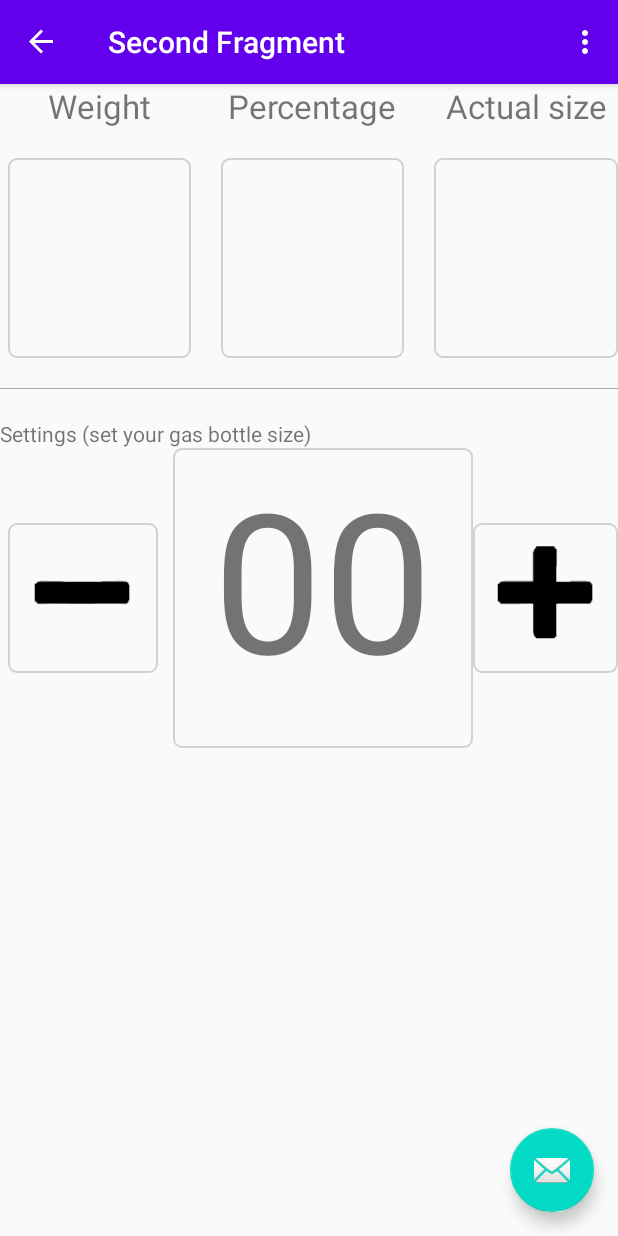
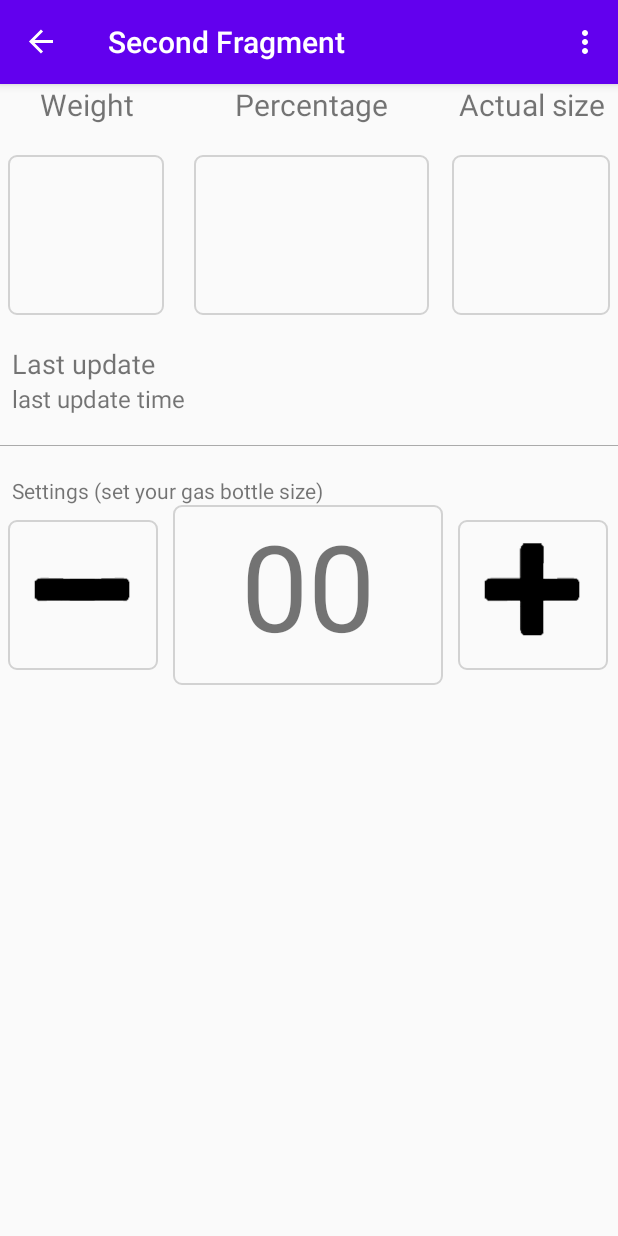
Before and after one commit to o1gres/BilanciaAndroid, an Android app: the screen it shows after launch (MainActivity), after a tap on "Cover Scale Image", on a phone screen of 412 x 824 dp. Run offline under Robolectric (Android 15) with nearby library versions, the light colour scheme and no system bars; our stand-ins replace navigation-ui; libraries missing offline, so code that uses them is left out: info.mqtt.android, org.eclipse.paho; 1 other tap on this screen came first.

Commit message:
Fix data last update - Add firebase

```diff
--- a/app/src/main/java/com/weight/scale/MainActivity.java
+++ b/app/src/main/java/com/weight/scale/MainActivity.java
@@ -41,14 +41,6 @@ public class MainActivity extends AppCompatActivity {
         appBarConfiguration = new AppBarConfiguration.Builder(navController.getGraph()).build();
         NavigationUI.setupActionBarWithNavController(this, navController, appBarConfiguration);
 
-        binding.fab.setOnClickListener(new View.OnClickListener() {
-            @Override
-            public void onClick(View view) {
-                Snackbar.make(view, "Replace with your own action", Snackbar.LENGTH_LONG)
-                        .setAction("Action", null).show();
-            }
-        });
-
 
     }
 
--- a/app/src/main/java/com/weight/scale/SecondFragment.java
+++ b/app/src/main/java/com/weight/scale/SecondFragment.java
@@ -25,6 +25,8 @@ import com.weight.scale.utils.Utils;
 
 import info.mqtt.android.service.Ack;
 import info.mqtt.android.service.MqttAndroidClient;
+
+import org.apache.commons.lang3.time.DateUtils;
 import org.eclipse.paho.client.mqttv3.IMqttActionListener;
 import org.eclipse.paho.client.mqttv3.IMqttDeliveryToken;
 import org.eclipse.paho.client.mqttv3.IMqttToken;
@@ -33,6 +35,8 @@ import org.eclipse.paho.client.mqttv3.MqttConnectOptions;
 import org.eclipse.paho.client.mqttv3.MqttMessage;
 
 import java.nio.charset.StandardCharsets;
+import java.text.SimpleDateFormat;
+import java.util.Date;
 
 public class SecondFragment extends Fragment {
 
@@ -50,9 +54,12 @@ public class SecondFragment extends Fragment {
     TextView percentageSize;
     TextView setSize;
     TextView gasSize;
+    TextView updateTime;
 
     ImageView minus;
     ImageView plus;
+
+    SimpleDateFormat sdf = new SimpleDateFormat("dd/MM/yyyy--HH:mm:ss");
 
 
     @Override
@@ -105,6 +112,7 @@ public class SecondFragment extends Fragment {
         percentageSize  = (TextView) view.findViewById(R.id.PercentageSize);
         setSize         = (TextView) view.findViewById(R.id.SetSize);
         gasSize         = (TextView) view.findViewById(R.id.readGasSize);
+        updateTime      = (TextView) view.findViewById(R.id.lastUpdateRow);
         minus           = (ImageView) view.findViewById(R.id.minus);
         plus            = (ImageView) view.findViewById(R.id.plus);
 
@@ -201,10 +209,14 @@ public class SecondFragment extends Fragment {
             public void messageArrived(String topic, MqttMessage message) {
                 try {
                     String arrivedMessage = message.toString();
-                    Log.i("BBB", "received message: " + arrivedMessage);
+                    Log.i("MQTT", "received message: " + arrivedMessage);
                     gasData = gson.fromJson(arrivedMessage.trim(), GasData.class);
                     weightSize.setText(gasData.getWeight().toString());
                     percentageSize.setText(gasData.getPercentage().toString());
+                    //From Epoch to time
+                    Date receivedDate = new Date(Long.parseLong(gasData.getTime())*1000);
+                    Date correctDate  = DateUtils.addHours(receivedDate, -1);
+                    updateTime.setText(sdf.format(correctDate));
                     setSize.setText(gasData.getSettedSize().toString());
                 }
                 catch (Exception e)
--- a/app/src/main/res/layout/activity_main.xml
+++ b/app/src/main/res/layout/activity_main.xml
@@ -22,13 +22,5 @@
 
     <include layout="@layout/content_main" />
 
-    <com.google.android.material.floatingactionbutton.FloatingActionButton
-        android:id="@+id/fab"
-        android:layout_width="wrap_content"
-        android:layout_height="wrap_content"
-        android:layout_gravity="bottom|end"
-        android:layout_marginEnd="@dimen/fab_margin"
-        android:layout_marginBottom="16dp"
-        app:srcCompat="@android:drawable/ic_dialog_email" />
 
 </androidx.coordinatorlayout.widget.CoordinatorLayout>
--- a/app/src/main/res/layout/fragment_second.xml
+++ b/app/src/main/res/layout/fragment_second.xml
@@ -1,4 +1,9 @@
 <?xml version="1.0" encoding="utf-8"?>
+<ScrollView xmlns:android="http://schemas.android.com/apk/res/android"
+    android:layout_width="match_parent"
+    android:layout_height="match_parent"
+    android:layout_gravity="center_horizontal"
+    android:fillViewport="true" >
 <RelativeLayout xmlns:android="http://schemas.android.com/apk/res/android"
     xmlns:app="http://schemas.android.com/apk/res-auto"
     xmlns:tools="http://schemas.android.com/tools"
@@ -29,13 +34,14 @@
                     android:layout_marginLeft="5dp"
                     android:orientation="vertical">
 
+
                         <TextView
                             android:id="@+id/WeightTitle"
                             android:layout_width="match_parent"
                             android:layout_height="wrap_content"
                             android:textAlignment="center"
                             android:layout_gravity="center"
-                            android:textSize="22dp"
+                            android:textSize="20dp"
                             android:text="@string/textview_weight_title"/>
 
 
@@ -45,9 +51,10 @@
                             android:layout_width="match_parent"
                             android:layout_height="match_parent"
                             android:layout_marginTop="20dp"
-                            android:textSize="100dp"
+                            android:textSize="80dp"
                             android:textAlignment="center"
                             android:layout_gravity="center"
+                            android:maxLines="1"
                             android:background="@drawable/edit_text_border" />
 
                 </LinearLayout>
@@ -55,7 +62,7 @@
                 <LinearLayout
                     android:id="@+id/linear2"
                     android:layout_width="0dp"
-                    android:layout_weight="30"
+                    android:layout_weight="45"
                     android:layout_height="wrap_content"
                     android:orientation="vertical"
                     android:layout_marginLeft="20dp"
@@ -67,7 +74,7 @@
                             android:layout_height="wrap_content"
                             android:textAlignment="center"
                             android:layout_gravity="center"
-                            android:textSize="22dp"
+                            android:textSize="20dp"
                             android:text="@string/textview_percentage_title"/>
 
 
@@ -76,9 +83,10 @@
                             android:layout_width="match_parent"
                             android:layout_height="match_parent"
                             android:layout_marginTop="20dp"
-                            android:textSize="100dp"
+                            android:textSize="80dp"
                             android:textAlignment="center"
                             android:layout_gravity="center"
+                            android:maxLines="1"
                             android:background="@drawable/edit_text_border" />
 
                 </LinearLayout>
@@ -90,7 +98,8 @@
                 android:layout_weight="30"
                 android:layout_height="wrap_content"
                 android:orientation="vertical"
-                android:layout_marginLeft="20dp"
+                android:layout_marginLeft="15dp"
+                android:layout_marginRight="5dp"
                 android:layout_toRightOf="@id/linear1">
 
                 <TextView
@@ -99,7 +108,7 @@
                     android:layout_height="wrap_content"
                     android:textAlignment="center"
                     android:layout_gravity="center"
-                    android:textSize="22dp"
+                    android:textSize="20dp"
                     android:text="@string/set_size"/>
 
 
@@ -108,12 +117,41 @@
                     android:layout_width="match_parent"
                     android:layout_height="match_parent"
                     android:layout_marginTop="20dp"
-                    android:textSize="100dp"
+                    android:textSize="80dp"
                     android:textAlignment="center"
                     android:layout_gravity="center"
+                    android:maxLines="1"
                     android:background="@drawable/edit_text_border" />
 
             </LinearLayout>
+
+        </LinearLayout>
+
+        <LinearLayout
+            android:id="@+id/layoutLastUpdateRow"
+            android:layout_width="match_parent"
+            android:layout_height="wrap_content"
+            android:orientation="vertical"
+            android:layout_marginTop="20dp">
+
+            <TextView
+                android:id="@+id/labelLastUpdate"
+                android:layout_width="match_parent"
+                android:layout_height="wrap_content"
+                android:textSize="18dp"
+                android:layout_marginLeft="8dp"
+                android:text="Last update">
+
+            </TextView>
+            <TextView
+                android:id="@+id/lastUpdateRow"
+                android:layout_width="match_parent"
+                android:layout_height="wrap_content"
+                android:layout_marginLeft="8dp"
+                android:textSize="16dp"
+                android:text="last update time">
+
+            </TextView>
 
         </LinearLayout>
 
@@ -134,6 +172,7 @@
                 android:id="@+id/readMqttTitle"
                 android:layout_width="wrap_content"
                 android:layout_height="wrap_content"
+                android:layout_marginLeft="8dp"
                 android:text="Settings (set your gas bottle size)"
                 />
 
@@ -161,11 +200,11 @@
 
             <TextView
                 android:id="@+id/readGasSize"
-                android:layout_width="200dp"
-                android:layout_height="200dp"
+                android:layout_width="180dp"
+                android:layout_height="120dp"
                 android:layout_marginLeft="10dp"
                 android:text="00"
-                android:textSize="130dp"
+                android:textSize="80dp"
                 android:textAlignment="center"
                 android:layout_gravity="center"
                 android:background="@drawable/edit_text_border"/>
@@ -174,6 +213,7 @@
                 android:id="@+id/plus"
                 android:layout_width="wrap_content"
                 android:layout_height="100dp"
+                android:layout_marginLeft="10dp"
                 android:scaleType="centerCrop"
                 android:adjustViewBounds="true"
                 android:layout_gravity="center"
@@ -186,3 +226,4 @@
     </LinearLayout>
 
 </RelativeLayout>
+</ScrollView>
```
Also changed, not shown: app/build.gradle (+15 -0 lines), app/src/main/AndroidManifest.xml (+8 -2 lines), app/src/main/java/com/weight/scale/FireIDService.java (added, +24 -0 lines), app/src/main/java/com/weight/scale/FireMsgService.java (added, +45 -0 lines), app/src/main/java/com/weight/scale/FirstFragment.java (+43 -1 lines), app/src/main/res/layout/fragment_first.xml (+19 -1 lines), build.gradle (+8 -1 lines), app/src/main/res/drawable-v24/circlegreen.png (added), app/src/main/res/drawable-v24/circlered.png (added), 1 other file.
